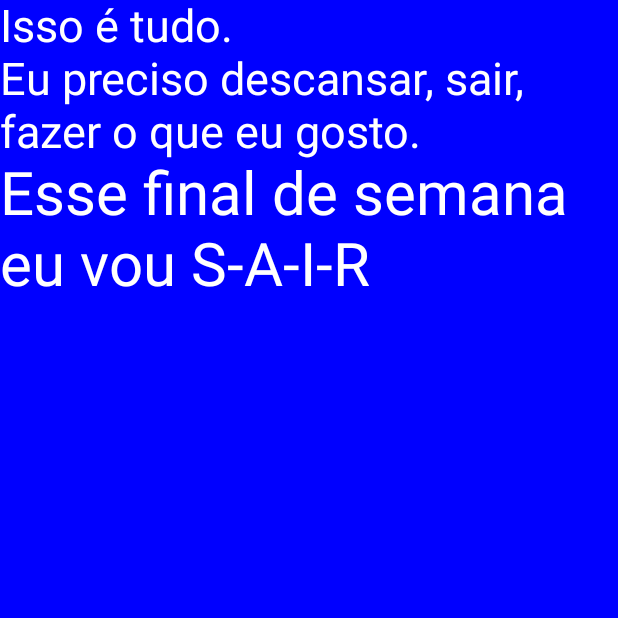
After one commit to jonatas1096/Projeto, an Android app built with Jetpack Compose: the Index screen opened through its navigation route, on a phone screen of 412 x 824 dp, the top half of it. The commit adds this screen. Run offline under Robolectric (Android 15) with nearby library versions, the phone set to English and light mode, and no system bars; our stand-ins replace Dagger/Hilt's generated code; Roboto replaces fonts that are not available here.

```diff
--- a/app/src/main/java/com/example/projeto/MainActivity.kt
+++ b/app/src/main/java/com/example/projeto/MainActivity.kt
@@ -9,6 +9,7 @@ import androidx.navigation.compose.NavHost
 import androidx.navigation.compose.composable
 import androidx.navigation.compose.rememberNavController
 import com.example.projeto.viewmodel.AuthViewModel
+import com.example.projeto.views.Index
 import com.example.projeto.views.Login
 import com.example.projeto.views.Registrar
 import com.example.projeto.views.RegistroAluno
@@ -34,10 +35,10 @@ fun Main() {
     val navController = rememberNavController()
     val authViewModel: AuthViewModel = hiltViewModel()
 
-    NavHost(navController = navController, startDestination = "RegistroAluno"){
+    NavHost(navController = navController, startDestination = "Index"){
         //tela de login principal
         composable("Login"){
-            Login(navController)
+            Login(navController, authViewModel)
         }
 
         //tela para se registrar
@@ -49,6 +50,11 @@ fun Main() {
         composable("RegistroAluno"){
             RegistroAluno(navController, authViewModel)
         }
+
+        //Index
+        composable("Index"){
+            Index(navController)
+        }
     }
 
 }
--- a/app/src/main/java/com/example/projeto/repositorio/AuthRepositorio.kt
+++ b/app/src/main/java/com/example/projeto/repositorio/AuthRepositorio.kt
@@ -13,4 +13,8 @@ class AuthRepositorio @Inject constructor(private val auth: Authentication) {
 
         auth.cadastroAluno(nome, email, senha,rm, codigoturma, listenerAuth)
     }
+
+    fun login(email: String, senha: String, listenerAuth: ListenerAuth){
+        auth.loginAluno(email,senha,listenerAuth)
+    }
 }
--- a/app/src/main/java/com/example/projeto/viewmodel/AuthViewModel.kt
+++ b/app/src/main/java/com/example/projeto/viewmodel/AuthViewModel.kt
@@ -18,4 +18,8 @@ class AuthViewModel @Inject constructor(private val authRepositorio: AuthReposit
             authRepositorio.cadastro(nome, email, senha,rm, codigoturma, listenerAuth)
         }
     }
+
+    fun login(email: String, senha: String, listenerAuth: ListenerAuth){
+        authRepositorio.login(email,senha,listenerAuth)
+    }
 }
--- /dev/null
+++ b/app/src/main/java/com/example/projeto/views/Index.kt
@@ -0,0 +1,30 @@
+package com.example.projeto.views
+
+import androidx.compose.foundation.background
+import androidx.compose.foundation.layout.Column
+import androidx.compose.foundation.layout.fillMaxSize
+import androidx.compose.material.Text
+import androidx.compose.runtime.Composable
+import androidx.compose.ui.Modifier
+import androidx.compose.ui.graphics.Color
+import androidx.compose.ui.unit.sp
+import androidx.navigation.NavController
+
+@Composable
+fun Index(navController: NavController) {
+
+    Column(
+        modifier = Modifier
+            .fillMaxSize()
+            .background(Color.Blue)
+    ) {
+        Text(text = "Isso é tudo.",
+        fontSize = 30.sp,
+        color = Color.White)
+
+        Text(text = "Eu preciso descansar, sair, fazer o que eu gosto.", fontSize = 30.sp,
+            color = Color.White)
+        Text(text = "Esse final de semana eu vou S-A-I-R", fontSize = 40.sp,
+            color = Color.White)
+    }
+}
```
Also changed, not shown: app/src/main/java/com/example/projeto/datasource/Authentication.kt (+28 -0 lines), app/src/main/java/com/example/projeto/layoutsprontos/LayoutsProntos.kt (+6 -3 lines), app/src/main/java/com/example/projeto/views/Login.kt (+17 -3 lines), app/src/main/java/com/example/projeto/views/RegistroAluno.kt (+31 -10 lines).
